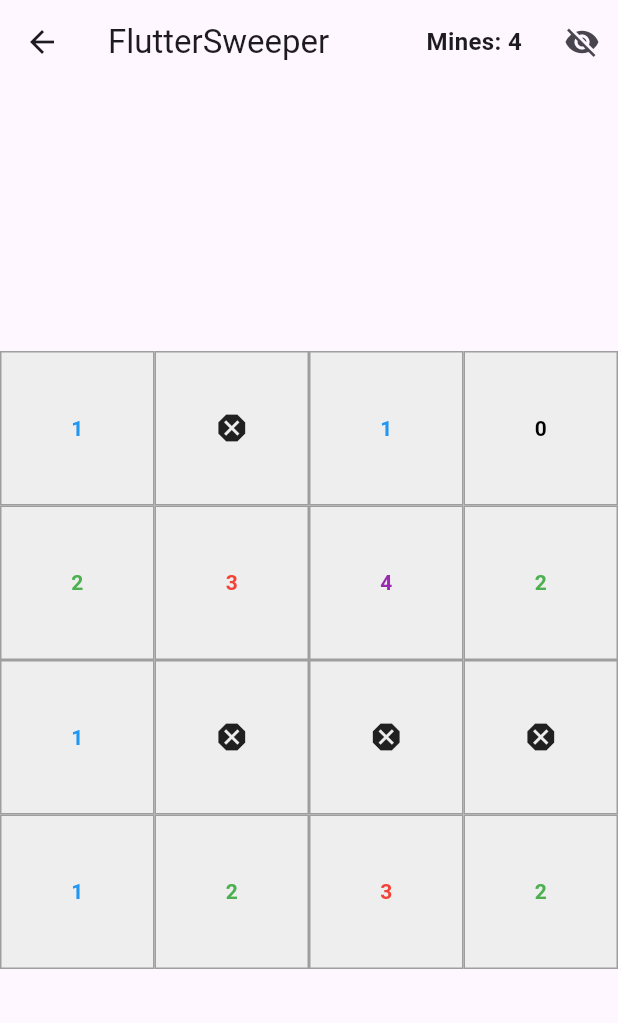
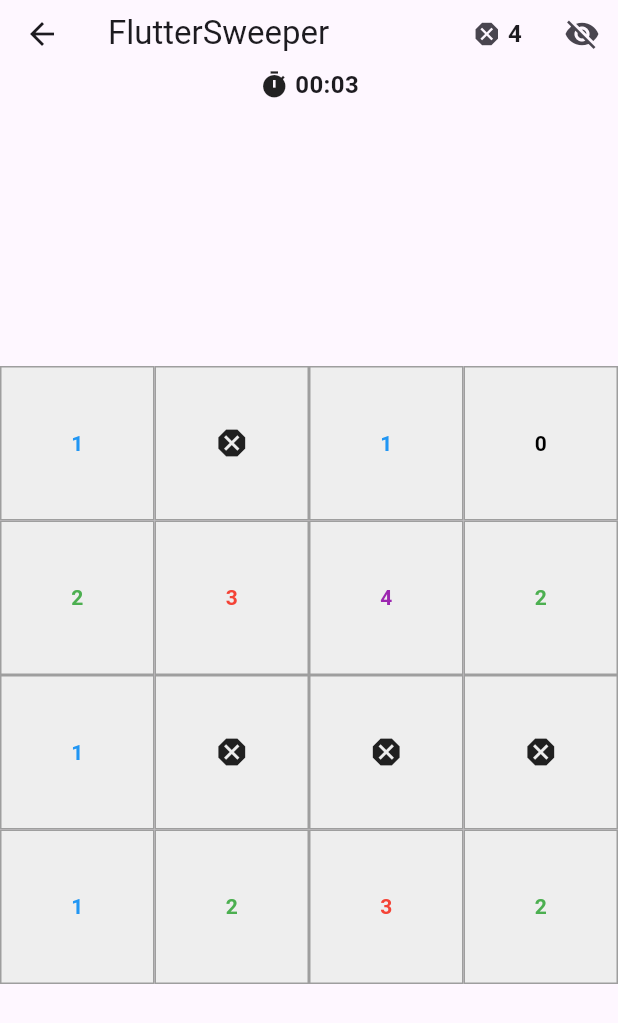
Before and after one commit to smarccc/DART_minesweeper, a Flutter app: the MinesweeperScreen screen opened directly, after a tap on the "visibility" icon, on a phone screen of 412 x 824 dp. Shown: the top 1023 px of the screen. Run offline on Flutter 3.47's test engine with Material 3 defaults, Android fonts, the phone set to English and light mode, and no system bars.

Commit message:
added timer

```diff
--- a/lib/main.dart
+++ b/lib/main.dart
@@ -1,3 +1,4 @@
+import 'dart:async';
 import 'dart:math';
 import 'package:flutter/material.dart';
 
@@ -106,6 +107,8 @@ class _MinesweeperScreenState extends State<MinesweeperScreen> {
   bool gameover = false;
   bool allRevealed = false;
   int minesLeft = 0;
+  int secondsElapsed = 0;
+  late Timer _timer;
 
   @override
   void initState() {
@@ -115,6 +118,13 @@ class _MinesweeperScreenState extends State<MinesweeperScreen> {
     totalMines = widget.totalMines;
     minesLeft = totalMines;
     initializeGame();
+    startTimer();
+  }
+
+  @override
+  void dispose() {
+    _timer.cancel();
+    super.dispose();
   }
 
   void initializeGame() {
@@ -147,7 +157,9 @@ class _MinesweeperScreenState extends State<MinesweeperScreen> {
                 setState(() {
                   gameover = false;
                   allRevealed = false;
+                  secondsElapsed = 0;
                   initializeGame();
+                  startTimer();
                 });
               },
               child: Text('Play Again'),
@@ -311,18 +323,62 @@ class _MinesweeperScreenState extends State<MinesweeperScreen> {
     }
   }
 
+  String getFormattedTime(int seconds) {
+    int minutes = seconds ~/ 60;
+    int remainingSeconds = seconds % 60;
+    String minutesStr = minutes.toString().padLeft(2, '0');
+    String secondsStr = remainingSeconds.toString().padLeft(2, '0');
+    return '$minutesStr:$secondsStr';
+  }
+
+  void startTimer() {
+    _timer = Timer.periodic(Duration(seconds: 1), (timer) {
+      setState(() {
+        secondsElapsed++;
+      });
+    });
+  }
+
   @override
   Widget build(BuildContext context) {
     return Scaffold(
       appBar: AppBar(
         title: Text('FlutterSweeper'),
+        bottom: PreferredSize(
+          preferredSize: Size.fromHeight(20),
+          child: Padding(
+            padding: const EdgeInsets.only(bottom: 8.0),
+            child: Row(
+              mainAxisAlignment: MainAxisAlignment.center,
+              children: <Widget>[
+                Icon(
+                  Icons.timer,
+                  size: 20.0,
+                ),
+                SizedBox(width: 4.0),
+                Text(
+                  getFormattedTime(secondsElapsed),
+                  style: TextStyle(
+                    fontSize: 16.0,
+                    fontWeight: FontWeight.bold,
+                  ),
+                ),
+              ],
+            ),
+          ),
+        ),
         actions: <Widget>[
           Padding(
-            padding: const EdgeInsets.symmetric(horizontal: 16.0),
+            padding: const EdgeInsets.only(right: 16.0),
             child: Row(
               children: [
+                Icon(
+                  Icons.dangerous,
+                  size: 20.0,
+                ),
+                SizedBox(width: 4.0),
                 Text(
-                  'Mines: $minesLeft',
+                  '$minesLeft',
                   style: TextStyle(
                     fontSize: 16.0,
                     fontWeight: FontWeight.bold,
```
